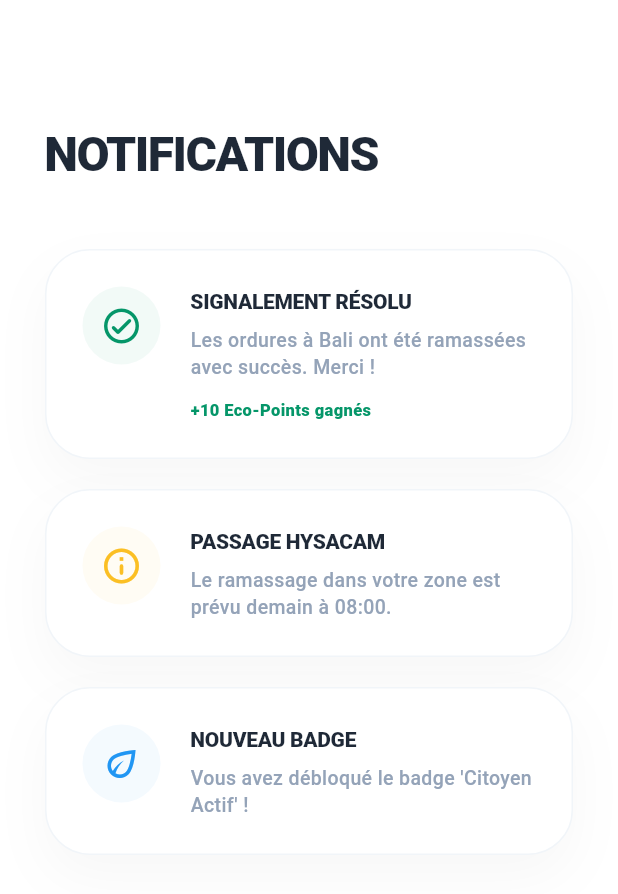
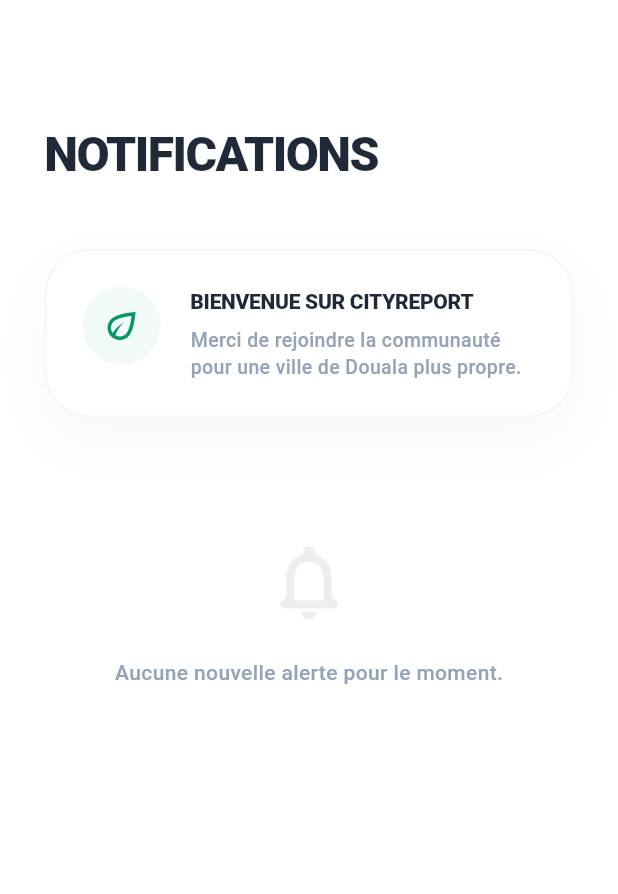
Before and after one commit to meyuefotsocelislaurence-dev/cityreport, a Flutter app: the NotificationsPage screen opened directly, on a phone screen of 412 x 824 dp. Shown: the top 894 px of the screen. Run offline on Flutter 3.47's test engine with Material 3 defaults, Android fonts, the phone set to English and light mode, and no system bars; our stand-ins replace flutter_map, geolocator, image_picker, latlong2, supabase_flutter; accounts and stored records are empty; network calls fail.

Commit message:
feat: implement dynamic data loading and state management for notifications, home, and profile pages

```diff
--- a/analysis_options.yaml
+++ b/analysis_options.yaml
@@ -7,6 +7,9 @@
 
 # The following line activates a set of recommended lints for Flutter apps,
 # packages, and plugins designed to encourage good coding practices.
+analyzer:
+  errors:
+    slash_for_doc_comments: ignore
 include: package:flutter_lints/flutter.yaml
 
 linter:
--- a/lib/views/notifications_page.dart
+++ b/lib/views/notifications_page.dart
@@ -7,8 +7,39 @@
  * aux interventions de HYSACAM et aux récompenses gagnées.
  * Design conforme aux maquettes "Simple & Beau".
  */
-class NotificationsPage extends StatelessWidget {
+import '../controlers/home_controller.dart';
+import '../models/report_model.dart';
+
+class NotificationsPage extends StatefulWidget {
   const NotificationsPage({super.key});
+
+  @override
+  State<NotificationsPage> createState() => _NotificationsPageState();
+}
+
+class _NotificationsPageState extends State<NotificationsPage> {
+  final HomeController _homeController = HomeController();
+  List<ReportModel> _reports = [];
+  bool _isLoading = true;
+
+  @override
+  void initState() {
+    super.initState();
+    _loadNotifications();
+  }
+
+  /**
+   * Charge les rapports pour simuler des notifications de statut.
+   */
+  Future<void> _loadNotifications() async {
+    final data = await _homeController.fetchRecentReports();
+    if (mounted) {
+      setState(() {
+        _reports = data;
+        _isLoading = false;
+      });
+    }
+  }
 
   @override
   Widget build(BuildContext context) {
@@ -32,38 +63,59 @@
               ),
               const SizedBox(height: 40),
 
-              /** Liste de Notifications */
+              /** Notification de Bienvenue Statique */
               _buildNotificationCard(
-                icon: Icons.check_circle_outline_rounded,
+                icon: Icons.eco_outlined,
                 iconColor: const Color(0xFF059669),
-                title: "SIGNALEMENT RÉSOLU",
-                description: "Les ordures à Bali ont été ramassées avec succès. Merci !",
-                points: "+10 Eco-Points gagnés",
+                title: "BIENVENUE SUR CITYREPORT",
+                description: "Merci de rejoindre la communauté pour une ville de Douala plus propre.",
               ),
 
               const SizedBox(height: 20),
 
-              _buildNotificationCard(
-                icon: Icons.info_outline_rounded,
-                iconColor: const Color(0xFFFBBF24),
-                title: "PASSAGE HYSACAM",
-                description: "Le ramassage dans votre zone est prévu demain à 08:00.",
-              ),
-
-              const SizedBox(height: 20),
-
-              /** Notification Archivée (Optionnel) */
-              _buildNotificationCard(
-                icon: Icons.eco_outlined,
-                iconColor: Colors.blue,
-                title: "NOUVEAU BADGE",
-                description: "Vous avez débloqué le badge 'Citoyen Actif' !",
-              ),
+              /** Liste Dynamique basée sur les signalements */
+              if (_isLoading)
+                const Center(child: CircularProgressIndicator(color: Color(0xFF059669)))
+              else if (_reports.isEmpty)
+                _buildEmptyNotifications()
+              else
+                Column(
+                  children: _reports.map((report) {
+                    final isResolved = report.statut.toLowerCase() == "résolu";
+                    return Padding(
+                      padding: const EdgeInsets.only(bottom: 20),
+                      child: _buildNotificationCard(
+                        icon: isResolved ? Icons.check_circle_outline_rounded : Icons.history_rounded,
+                        iconColor: isResolved ? const Color(0xFF059669) : const Color(0xFFFBBF24),
+                        title: "SIGNALEMENT ${report.statut.toUpperCase()}",
+                        description: "Votre signalement '${report.typeInsalubrite}' est ${report.statut.toLowerCase()}.",
+                        points: isResolved ? "+50 Eco-Points gagnés" : null,
+                      ),
+                    );
+                  }).toList(),
+                ),
 
               const SizedBox(height: 100), // Espace pour la navigation
             ],
           ),
         ),
+      ),
+    );
+  }
+
+  /** UI : Message si aucune notification */
+  Widget _buildEmptyNotifications() {
+    return Center(
+      child: Column(
+        children: [
+          const SizedBox(height: 60),
+          Icon(Icons.notifications_none_rounded, size: 60, color: Colors.grey[200]),
+          const SizedBox(height: 20),
+          const Text(
+            "Aucune nouvelle alerte pour le moment.",
+            style: TextStyle(color: Color(0xFF94A3B8), fontWeight: FontWeight.w500),
+          ),
+        ],
       ),
     );
   }
```
Also changed, not shown: lib/controlers/home_controller.dart (+45 -52 lines), lib/controlers/map_controller.dart (+50 -42 lines), lib/controlers/report_controller.dart (+9 -1 lines), lib/models/report_model.dart (+31 -3 lines), lib/views/home_page.dart (+39 -10 lines), lib/views/map_page.dart (+29 -3 lines), lib/views/settings_page.dart (+27 -6 lines).
